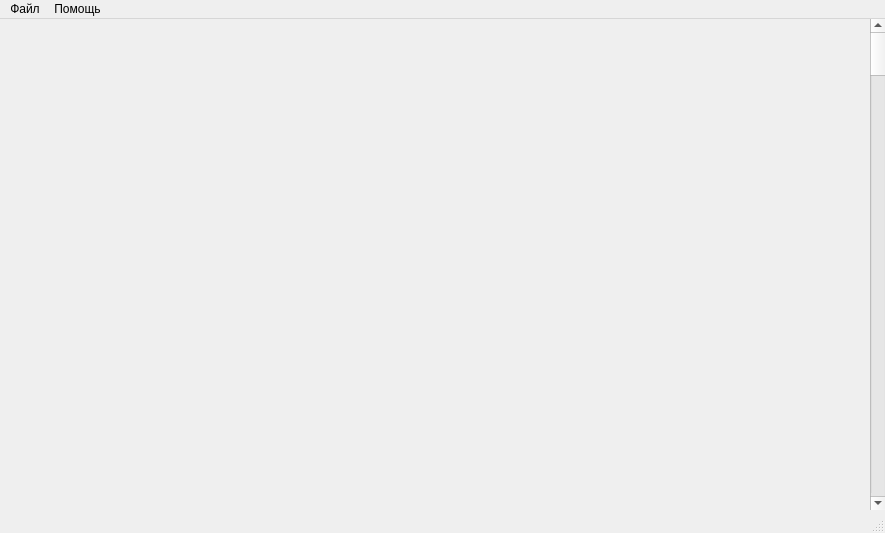
This is main_ui.ui in Vanillllla/tg_mine_server_bot as Qt 5 draws it before an edit. The edited form follows.
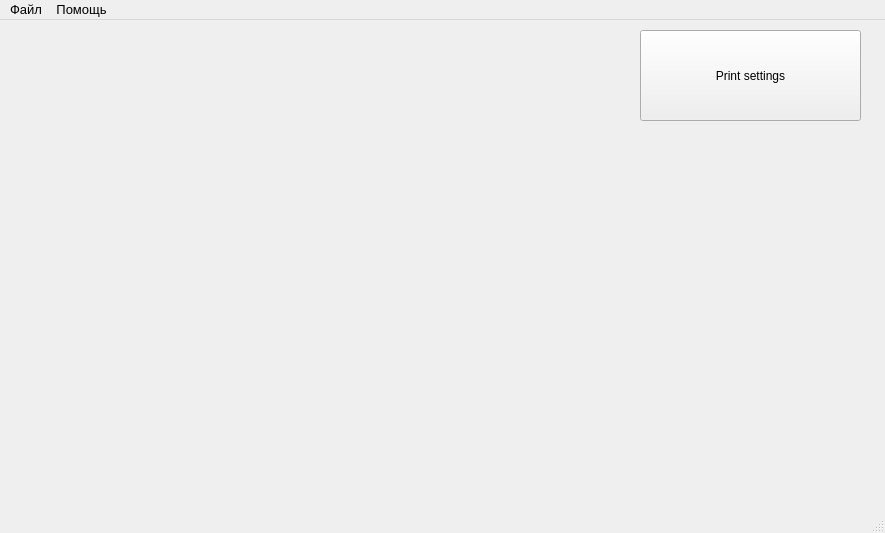
This is the edited form.

Commit message: 0.0.5 add settings menu, self.settings sync, autostart chekbox ))), add program_settings.json

What changed in the file:
```diff
--- a/main_ui.ui
+++ b/main_ui.ui
@@ -17,17 +17,17 @@
    <string>Главная</string>
   </property>
   <widget class="QWidget" name="centralwidget">
-   <widget class="QScrollBar" name="verticalScrollBar">
+   <widget class="QPushButton" name="printsettingsbutton">
     <property name="geometry">
      <rect>
-      <x>870</x>
-      <y>0</y>
-      <width>16</width>
-      <height>491</height>
+      <x>640</x>
+      <y>10</y>
+      <width>221</width>
+      <height>91</height>
      </rect>
     </property>
-    <property name="orientation">
-     <enum>Qt::Vertical</enum>
+    <property name="text">
+     <string>Print settings</string>
     </property>
    </widget>
   </widget>
@@ -38,9 +38,14 @@
      <x>0</x>
      <y>0</y>
      <width>885</width>
-     <height>21</height>
+     <height>23</height>
     </rect>
    </property>
+   <property name="font">
+    <font>
+     <pointsize>10</pointsize>
+    </font>
+   </property>
    <widget class="QMenu" name="menu">
     <property name="title">
      <string>Файл</string>
```
The commit also changes 6 other files.
